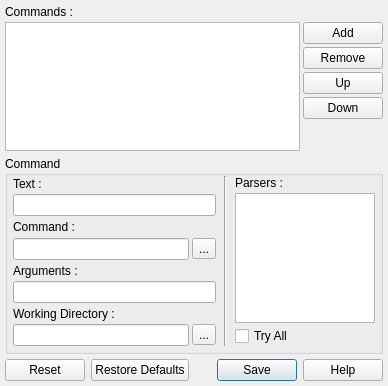
The window that v2/trunk/monkey/src/pluginsmanager/ui/UICLIToolSettings.ui (testmana2/mks) describes before a commit, drawn with Qt 5.
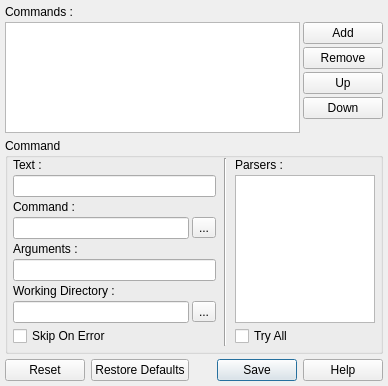
The same window after the commit. Icons and pictures are not drawn.

Commit message: add support for skiping command

```diff
--- a/v2/trunk/monkey/src/pluginsmanager/ui/UICLIToolSettings.ui
+++ b/v2/trunk/monkey/src/pluginsmanager/ui/UICLIToolSettings.ui
@@ -208,6 +208,13 @@
           </property>
          </widget>
         </item>
+        <item row="8" column="0" colspan="2" >
+         <widget class="QCheckBox" name="cbCommandSkipOnError" >
+          <property name="text" >
+           <string>Skip On Error</string>
+          </property>
+         </widget>
+        </item>
        </layout>
       </item>
       <item>
```
The commit also changes 3 other files.
